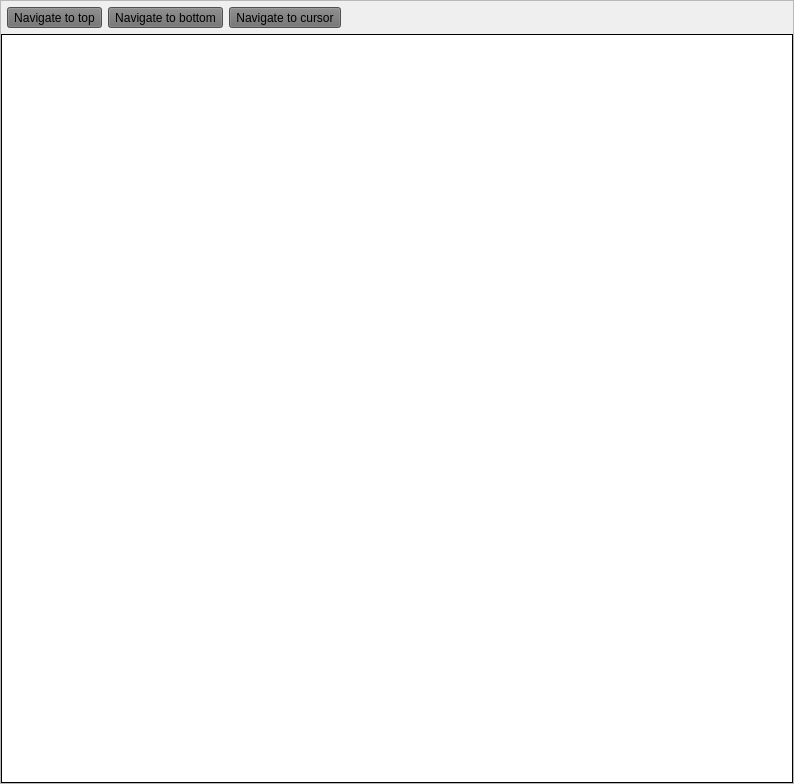
This is src/gui/file_views/PlainTextViewWidget.ui in tomvodi/QTail as Qt 5 draws it before an edit. The edited form follows.
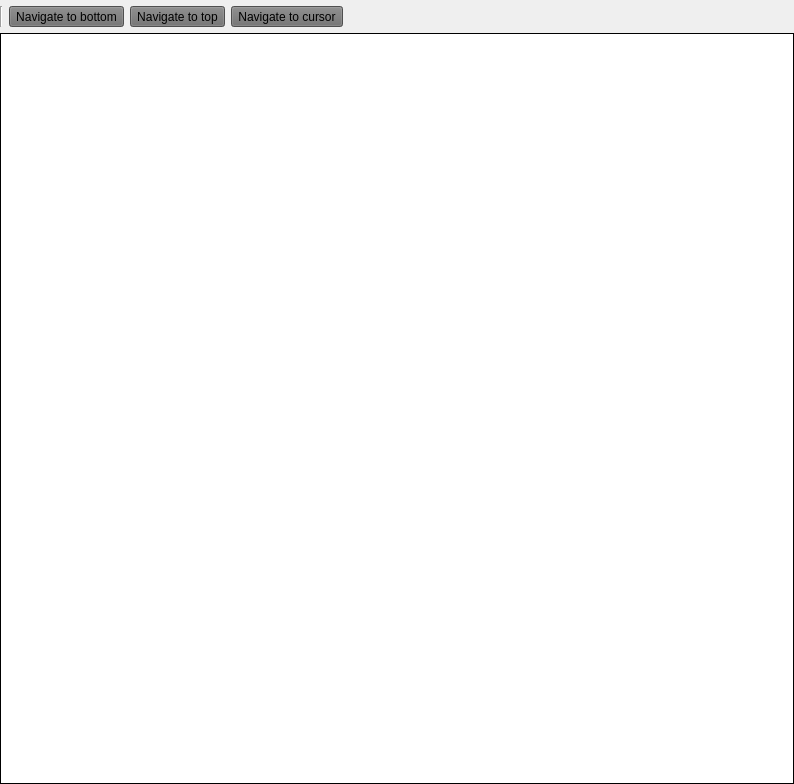
This is the edited form. Icons and pictures are not drawn. Custom widgets are drawn as their Qt base class.

```diff
--- a/src/gui/file_views/PlainTextViewWidget.ui
+++ b/src/gui/file_views/PlainTextViewWidget.ui
@@ -14,10 +14,10 @@
    <string>Frame</string>
   </property>
   <property name="frameShape">
-   <enum>QFrame::StyledPanel</enum>
+   <enum>QFrame::NoFrame</enum>
   </property>
   <property name="frameShadow">
-   <enum>QFrame::Raised</enum>
+   <enum>QFrame::Plain</enum>
   </property>
   <layout class="QGridLayout" name="gridLayout">
    <property name="leftMargin">
@@ -53,7 +53,7 @@
      </property>
      <layout class="QGridLayout" name="optionsLayout">
       <property name="leftMargin">
-       <number>6</number>
+       <number>0</number>
       </property>
       <property name="topMargin">
        <number>6</number>
@@ -67,46 +67,6 @@
       <property name="verticalSpacing">
        <number>0</number>
       </property>
-      <item row="0" column="2">
-       <widget class="QToolButton" name="navigateCursorButton">
-        <property name="toolTip">
-         <string>Navigate to current line</string>
-        </property>
-        <property name="text">
-         <string>Navigate to cursor</string>
-        </property>
-        <property name="icon">
-         <iconset resource="../resources.qrc">
-          <normaloff>:/resources/icons/actions/go-jump.png</normaloff>:/resources/icons/actions/go-jump.png</iconset>
-        </property>
-        <property name="iconSize">
-         <size>
-          <width>24</width>
-          <height>24</height>
-         </size>
-        </property>
-       </widget>
-      </item>
-      <item row="0" column="0">
-       <widget class="QToolButton" name="navigateTopButton">
-        <property name="toolTip">
-         <string>Navigate to top of file</string>
-        </property>
-        <property name="text">
-         <string>Navigate to top</string>
-        </property>
-        <property name="icon">
-         <iconset resource="../resources.qrc">
-          <normaloff>:/resources/icons/actions/go-top.png</normaloff>:/resources/icons/actions/go-top.png</iconset>
-        </property>
-        <property name="iconSize">
-         <size>
-          <width>24</width>
-          <height>24</height>
-         </size>
-        </property>
-       </widget>
-      </item>
       <item row="0" column="1">
        <widget class="QToolButton" name="navigateBottomButton">
         <property name="toolTip">
@@ -127,7 +87,7 @@
         </property>
        </widget>
       </item>
-      <item row="0" column="3">
+      <item row="0" column="5">
        <spacer name="horizontalSpacer">
         <property name="orientation">
          <enum>Qt::Horizontal</enum>
@@ -140,6 +100,53 @@
         </property>
        </spacer>
       </item>
+      <item row="0" column="4">
+       <widget class="QToolButton" name="navigateCursorButton">
+        <property name="toolTip">
+         <string>Navigate to current line</string>
+        </property>
+        <property name="text">
+         <string>Navigate to cursor</string>
+        </property>
+        <property name="icon">
+         <iconset resource="../resources.qrc">
+          <normaloff>:/resources/icons/actions/go-jump.png</normaloff>:/resources/icons/actions/go-jump.png</iconset>
+        </property>
+        <property name="iconSize">
+         <size>
+          <width>24</width>
+          <height>24</height>
+         </size>
+        </property>
+       </widget>
+      </item>
+      <item row="0" column="2">
+       <widget class="QToolButton" name="navigateTopButton">
+        <property name="toolTip">
+         <string>Navigate to top of file</string>
+        </property>
+        <property name="text">
+         <string>Navigate to top</string>
+        </property>
+        <property name="icon">
+         <iconset resource="../resources.qrc">
+          <normaloff>:/resources/icons/actions/go-top.png</normaloff>:/resources/icons/actions/go-top.png</iconset>
+        </property>
+        <property name="iconSize">
+         <size>
+          <width>24</width>
+          <height>24</height>
+         </size>
+        </property>
+       </widget>
+      </item>
+      <item row="0" column="0">
+       <widget class="Line" name="line">
+        <property name="orientation">
+         <enum>Qt::Vertical</enum>
+        </property>
+       </widget>
+      </item>
      </layout>
     </widget>
    </item>
```
